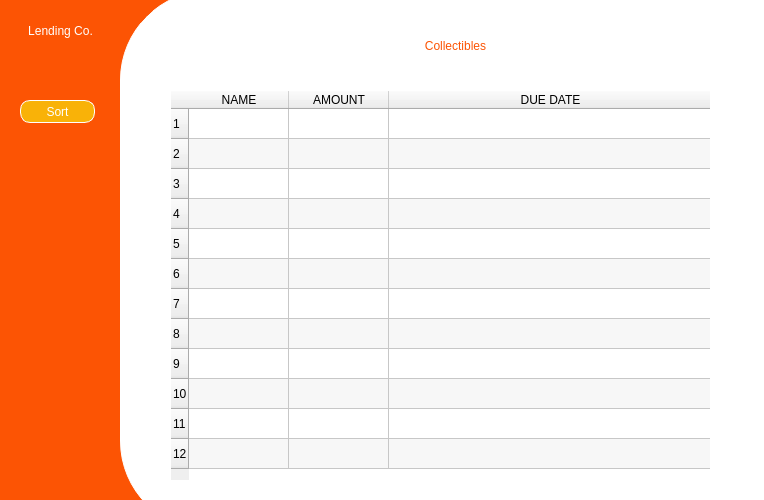
First picture: the form in UI File/collectibles.ui, repository edenroseFR/Personalized-Lending-System, before the edit.
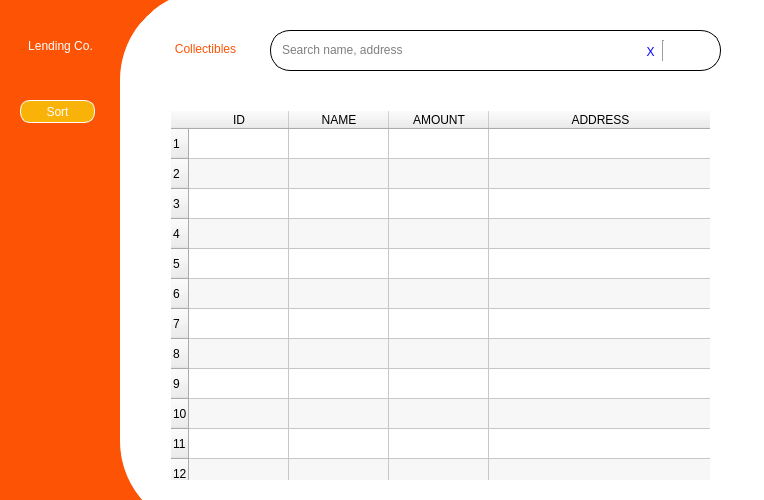
Second picture: the form after the edit. Icons and pictures are not drawn.

Commit message: Collectible Table

Patch:
```diff
--- a/UI File/collectibles.ui
+++ b/UI File/collectibles.ui
@@ -34,9 +34,9 @@
      <property name="geometry">
       <rect>
        <x>50</x>
-       <y>100</y>
+       <y>120</y>
        <width>541</width>
-       <height>391</height>
+       <height>371</height>
       </rect>
      </property>
      <property name="styleSheet">
@@ -54,7 +54,7 @@
         <x>0</x>
         <y>0</y>
         <width>539</width>
-        <height>389</height>
+        <height>369</height>
        </rect>
       </property>
       <widget class="QTableWidget" name="tableWidget">
@@ -126,6 +126,11 @@
        <row/>
        <row/>
        <row/>
+       <column>
+        <property name="text">
+         <string>ID</string>
+        </property>
+       </column>
        <column>
         <property name="text">
          <string>NAME</string>
@@ -138,25 +143,129 @@
        </column>
        <column>
         <property name="text">
-         <string>DUE DATE</string>
+         <string>ADDRESS</string>
         </property>
        </column>
       </widget>
      </widget>
     </widget>
-    <widget class="QLabel" name="borrowersLabel">
+    <widget class="QWidget" name="widget" native="true">
      <property name="geometry">
       <rect>
-       <x>40</x>
-       <y>30</y>
-       <width>591</width>
+       <x>150</x>
+       <y>40</y>
+       <width>451</width>
+       <height>41</height>
+      </rect>
+     </property>
+     <property name="styleSheet">
+      <string notr="true">#widget{
+background-color: white;
+border: 1px solid black;
+border-radius: 20px;
+}</string>
+     </property>
+     <widget class="QLineEdit" name="lineEdit">
+      <property name="geometry">
+       <rect>
+        <x>10</x>
+        <y>5</y>
+        <width>341</width>
+        <height>30</height>
+       </rect>
+      </property>
+      <property name="styleSheet">
+       <string notr="true">#lineEdit{
+border: 1px white;
+}</string>
+      </property>
+      <property name="text">
+       <string/>
+      </property>
+      <property name="placeholderText">
+       <string>Search name, address</string>
+      </property>
+     </widget>
+     <widget class="QPushButton" name="clearButton">
+      <property name="geometry">
+       <rect>
+        <x>370</x>
+        <y>10</y>
+        <width>21</width>
+        <height>23</height>
+       </rect>
+      </property>
+      <property name="cursor">
+       <cursorShape>PointingHandCursor</cursorShape>
+      </property>
+      <property name="styleSheet">
+       <string notr="true">#clearButton{
+color: blue;
+font: 10pt &quot;Segoe UI&quot;;
+border: TRANSPARENT;
+}</string>
+      </property>
+      <property name="text">
+       <string>X</string>
+      </property>
+      <property name="flat">
+       <bool>true</bool>
+      </property>
+     </widget>
+     <widget class="Line" name="line">
+      <property name="geometry">
+       <rect>
+        <x>383</x>
+        <y>10</y>
+        <width>20</width>
+        <height>21</height>
+       </rect>
+      </property>
+      <property name="orientation">
+       <enum>Qt::Vertical</enum>
+      </property>
+     </widget>
+     <widget class="QPushButton" name="searchButton">
+      <property name="geometry">
+       <rect>
+        <x>400</x>
+        <y>10</y>
+        <width>41</width>
+        <height>23</height>
+       </rect>
+      </property>
+      <property name="cursor">
+       <cursorShape>PointingHandCursor</cursorShape>
+      </property>
+      <property name="text">
+       <string/>
+      </property>
+      <property name="icon">
+       <iconset>
+        <normaloff>../img/search-icon.png</normaloff>../img/search-icon.png</iconset>
+      </property>
+      <property name="flat">
+       <bool>true</bool>
+      </property>
+     </widget>
+     <zorder>line</zorder>
+     <zorder>searchButton</zorder>
+     <zorder>lineEdit</zorder>
+     <zorder>clearButton</zorder>
+    </widget>
+    <widget class="QLabel" name="collectiblesLabel">
+     <property name="geometry">
+      <rect>
+       <x>30</x>
+       <y>33</y>
+       <width>111</width>
        <height>51</height>
       </rect>
      </property>
      <property name="styleSheet">
-      <string notr="true">#borrowersLabel{
+      <string notr="true">#collectiblesLabel{
 color: #fc5404;
-	font: 75 32pt &quot;MS Shell Dlg 2&quot;;
+	font: 75 22pt  &quot;Bodoni MT Poster Compressed&quot;;
 }</string>
      </property>
      <property name="text">
@@ -181,28 +290,6 @@
 background-color: #fc5404;
 }</string>
     </property>
-    <widget class="QLabel" name="label">
-     <property name="geometry">
-      <rect>
-       <x>20</x>
-       <y>0</y>
-       <width>101</width>
-       <height>61</height>
-      </rect>
-     </property>
-     <property name="styleSheet">
-      <string notr="true">#label {
-color: white;
-font: 25 24pt &quot;Bodoni MT Poster Compressed&quot;;
-}</string>
-     </property>
-     <property name="text">
-      <string>Lending Co.</string>
-     </property>
-     <property name="alignment">
-      <set>Qt::AlignCenter</set>
-     </property>
-    </widget>
     <widget class="QPushButton" name="sortButton">
      <property name="geometry">
       <rect>
@@ -237,6 +324,30 @@
       <bool>false</bool>
      </property>
     </widget>
+    <widget class="QPushButton" name="home">
+     <property name="geometry">
+      <rect>
+       <x>20</x>
+       <y>20</y>
+       <width>101</width>
+       <height>51</height>
+      </rect>
+     </property>
+     <property name="cursor">
+      <cursorShape>PointingHandCursor</cursorShape>
+     </property>
+     <property name="styleSheet">
+      <string notr="true">#home{
+color: white;
+font: 25 25pt &quot;Bodoni MT Poster Compressed&quot;;
+border: TRANSPARENT;
+border-radius: 10px;
+}</string>
+     </property>
+     <property name="text">
+      <string>Lending Co.</string>
+     </property>
+    </widget>
    </widget>
    <zorder>bg2</zorder>
    <zorder>bg</zorder>
```
Left out of the diff: 3 changed lines with no effect on the pictures. The commit also changes 7 other files.
